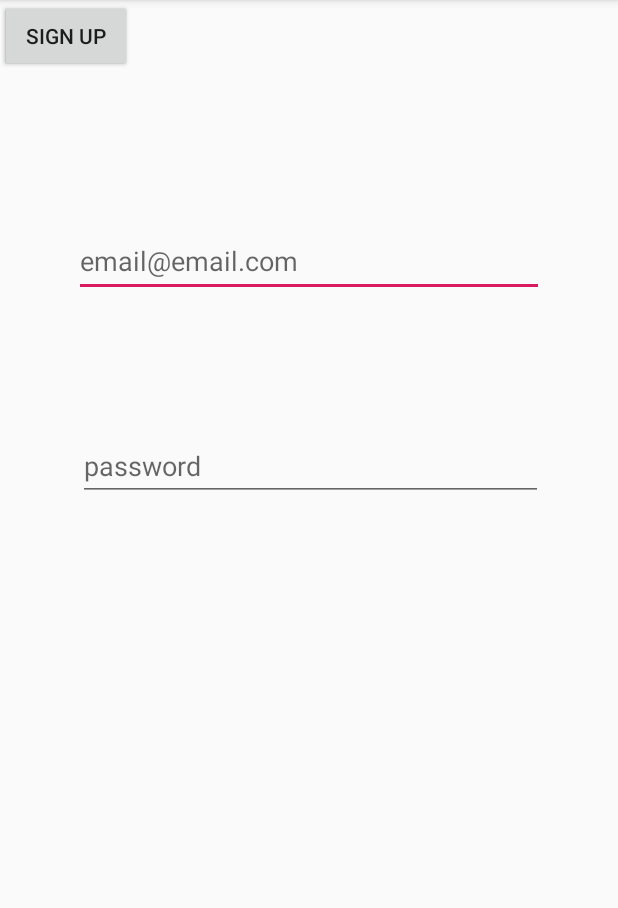
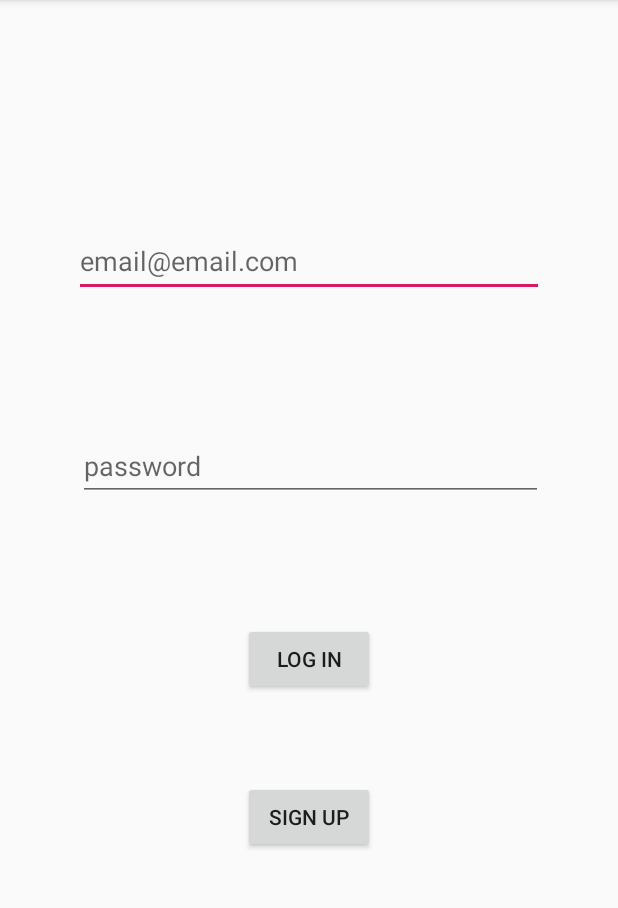
Before and after one commit to annty2/FillMyCart, an Android app: the screen it shows after launch (MainActivity), on a phone screen of 412 x 824 dp, the part 84-992 px from its top. Run offline under Robolectric (Android 15) with nearby library versions, the phone set to English and light mode, and no system bars.

Commit message:
Start the login process

```diff
--- a/app/src/main/java/com/example/fillmycart/MainActivity.java
+++ b/app/src/main/java/com/example/fillmycart/MainActivity.java
@@ -1,13 +1,15 @@
 package com.example.fillmycart;
 
+import android.os.Bundle;
 import android.support.v7.app.AppCompatActivity;
-import android.os.Bundle;
 
 public class MainActivity extends AppCompatActivity {
+
 
     @Override
     protected void onCreate(Bundle savedInstanceState) {
         super.onCreate(savedInstanceState);
         setContentView(R.layout.activity_main);
+
     }
 }
--- a/app/src/main/res/layout/activity_main.xml
+++ b/app/src/main/res/layout/activity_main.xml
@@ -44,15 +44,27 @@
         android:id="@+id/logInButton"
         android:layout_width="wrap_content"
         android:layout_height="wrap_content"
+        android:layout_marginStart="162dp"
+        android:layout_marginTop="60dp"
+        android:layout_marginEnd="162dp"
+        android:layout_marginBottom="18dp"
         android:text="Log In"
-        tools:layout_editor_absoluteX="161dp"
-        tools:layout_editor_absoluteY="311dp" />
+        app:layout_constraintBottom_toTopOf="@+id/signUpButton"
+        app:layout_constraintEnd_toEndOf="parent"
+        app:layout_constraintStart_toStartOf="parent"
+        app:layout_constraintTop_toBottomOf="@+id/passwordEditText" />
 
     <Button
         android:id="@+id/signUpButton"
         android:layout_width="wrap_content"
         android:layout_height="wrap_content"
+        android:layout_marginStart="162dp"
+        android:layout_marginTop="18dp"
+        android:layout_marginEnd="162dp"
+        android:layout_marginBottom="178dp"
         android:text="Sign Up"
-        tools:layout_editor_absoluteX="161dp"
-        tools:layout_editor_absoluteY="377dp" />
+        app:layout_constraintBottom_toBottomOf="parent"
+        app:layout_constraintEnd_toEndOf="parent"
+        app:layout_constraintStart_toStartOf="parent"
+        app:layout_constraintTop_toBottomOf="@+id/logInButton" />
 </android.support.constraint.ConstraintLayout>
```
Also changed, not shown: app/src/main/AndroidManifest.xml (+4 -3 lines).
